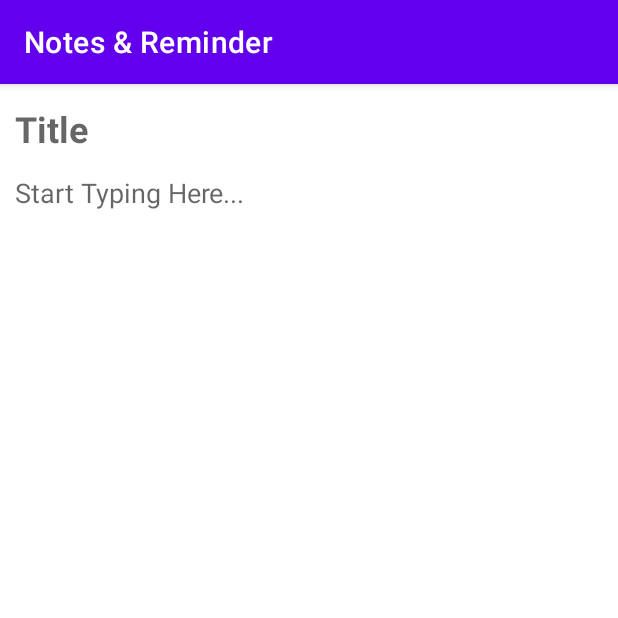
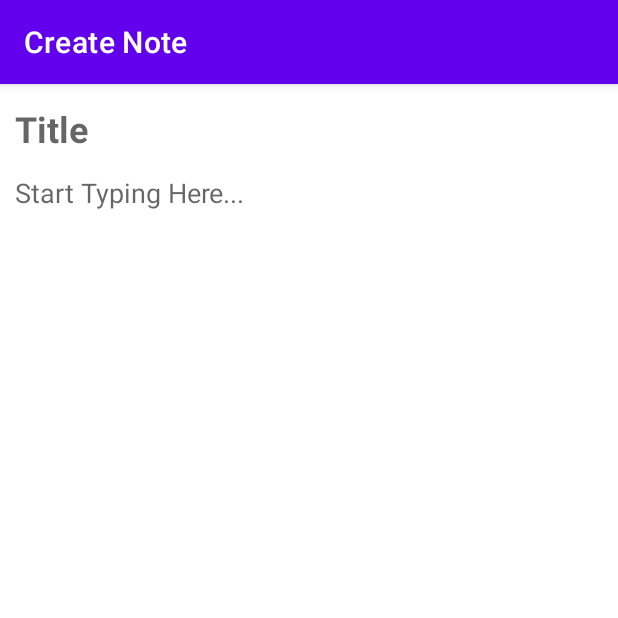
Before and after one commit to ankit7927/Untitled-Notes-Reminder, an Android app: the NoteActivity screen opened directly, with no data from a screen before it, on a phone screen of 412 x 824 dp, the top half of it. Run offline under Robolectric (Android 15) with nearby library versions, the phone set to English and light mode, and no system bars; our stand-ins replace Room's generated code.

Commit message:
updated edit note

```diff
--- a/app/src/main/java/com/x64tech/notesreminder/pages/NoteActivity.java
+++ b/app/src/main/java/com/x64tech/notesreminder/pages/NoteActivity.java
@@ -1,25 +1,24 @@
 package com.x64tech.notesreminder.pages;
 
+import androidx.appcompat.app.ActionBar;
 import androidx.appcompat.app.AppCompatActivity;
 import androidx.lifecycle.ViewModelProvider;
 
 import android.os.Build;
 import android.os.Bundle;
-import android.util.Log;
 import android.widget.EditText;
-import android.widget.Toast;
 
 import com.x64tech.notesreminder.R;
 import com.x64tech.notesreminder.database.NotesModel;
 import com.x64tech.notesreminder.database.NotesViewModel;
 
-import java.io.Serializable;
 import java.time.LocalDateTime;
 import java.time.format.DateTimeFormatter;
 
 
 public class NoteActivity extends AppCompatActivity {
 
+    ActionBar actionBar;
     private NotesViewModel notesViewModel;
     private EditText noteTitle, noteBody;
     private NotesModel notesModel;
@@ -27,6 +26,8 @@ public class NoteActivity extends AppCompatActivity {
     protected void onCreate(Bundle savedInstanceState) {
         super.onCreate(savedInstanceState);
         setContentView(R.layout.activity_note);
+
+        actionBar = getSupportActionBar();
 
         initVars();
     }
@@ -42,6 +43,11 @@ public class NoteActivity extends AppCompatActivity {
             this.notesModel = notesModel;
             noteTitle.setText(notesModel.getTitle());
             noteBody.setText(notesModel.getBody());
+        }
+
+        if (actionBar != null) {
+            if (notesModel != null) actionBar.setTitle("Edit Note");
+            else actionBar.setTitle("Create Note");
         }
     }
 
```
